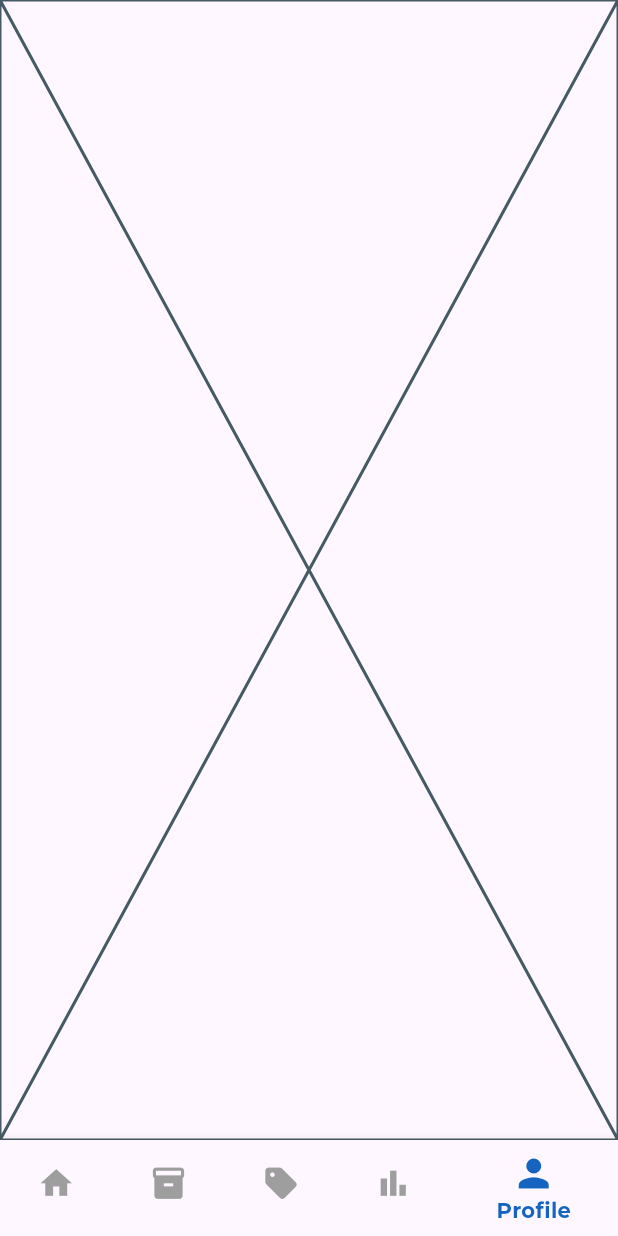
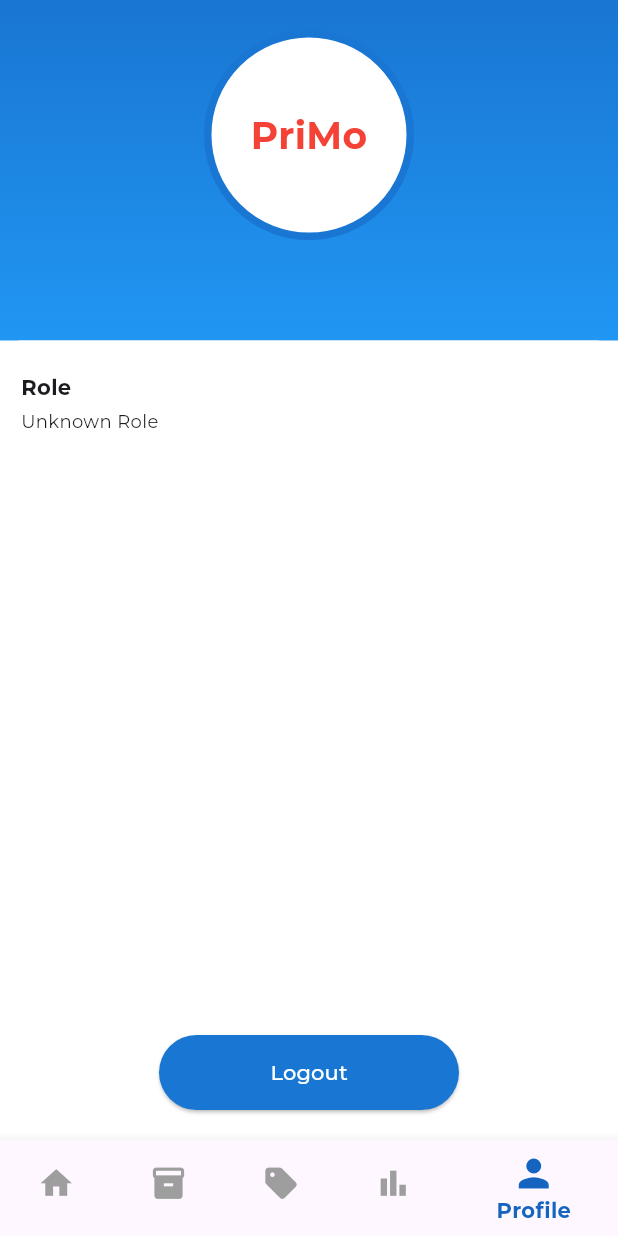
Before and after one commit to VinChriZ/primamobile, a Flutter app: the OwnerHomeScreen screen opened directly, item 5 of the bottom bar chosen, on a phone screen of 412 x 824 dp. Run offline on Flutter 3.47's test engine with Material 3 defaults, Android fonts, the phone set to English and light mode, and no system bars; our stand-ins replace bloc, device_info_plus, device_preview, dio, equatable, flutter_bloc and 3 more; missing offline and left inert: android_id, mobile_scanner; accounts and stored records are empty; network calls fail; statements that could not run were skipped; project files that could hold a hidden picture were left out.

Commit message:
add profile page and logout

```diff
--- a/lib/app/authentication/bloc/authentication_bloc.dart
+++ b/lib/app/authentication/bloc/authentication_bloc.dart
@@ -17,9 +17,10 @@ class AuthenticationBloc
   }) : super(AuthenticationInitial()) {
     on<AppStarted>(_onAppStarted);
     on<LoginButtonPressed>(_onLoginButtonPressed);
+    on<LogoutRequested>(_onLogoutRequested);
   }
 
-  void _onAppStarted(
+  Future<void> _onAppStarted(
       AppStarted event, Emitter<AuthenticationState> emit) async {
     try {
       final userSession = await userSessionRepository.getUserSession();
@@ -28,7 +29,7 @@ class AuthenticationBloc
       } else {
         emit(AuthenticationUnauthenticated());
       }
-    } catch (e) {
+    } catch (_) {
       emit(AuthenticationUnauthenticated());
     }
   }
@@ -38,12 +39,17 @@ class AuthenticationBloc
     emit(AuthenticationLoading());
 
     try {
-      await Future.delayed(const Duration(seconds: 2));
-      await loginRepository.login(event.username, event.password);
-      // Emit authenticated state
+      await loginRepository.login(
+          event.username, event.password); // Assume successful login
       emit(AuthenticationAuthenticated());
-    } catch (e) {
+    } catch (_) {
       emit(AuthenticationFailure(error: "Invalid username or password"));
     }
   }
+
+  Future<void> _onLogoutRequested(
+      LogoutRequested event, Emitter<AuthenticationState> emit) async {
+    await userSessionRepository.clearUserSession(); // Clear the user session
+    emit(AuthenticationUnauthenticated()); // Emit unauthenticated state
+  }
 }
--- a/lib/app/authentication/bloc/authentication_event.dart
+++ b/lib/app/authentication/bloc/authentication_event.dart
@@ -1,8 +1,10 @@
 part of 'authentication_bloc.dart';
 
 abstract class AuthenticationEvent extends Equatable {
+  const AuthenticationEvent();
+
   @override
-  List<Object?> get props => [];
+  List<Object> get props => [];
 }
 
 class AppStarted extends AuthenticationEvent {}
@@ -11,8 +13,10 @@ class LoginButtonPressed extends AuthenticationEvent {
   final String username;
   final String password;
 
-  LoginButtonPressed({required this.username, required this.password});
+  const LoginButtonPressed({required this.username, required this.password});
 
   @override
-  List<Object?> get props => [username, password];
+  List<Object> get props => [username, password];
 }
+
+class LogoutRequested extends AuthenticationEvent {}
--- a/lib/app/pages/home/owner_home/view/owner_home_screen.dart
+++ b/lib/app/pages/home/owner_home/view/owner_home_screen.dart
@@ -1,9 +1,13 @@
 import 'package:flutter/material.dart';
 import 'package:flutter_bloc/flutter_bloc.dart';
+import 'package:primamobile/app/authentication/bloc/authentication_bloc.dart';
 import 'package:primamobile/app/pages/home/owner_home/bloc/owner_home_bloc.dart';
 import 'package:primamobile/app/pages/home/owner_home/view/pages/home/home_page.dart';
+import 'package:primamobile/app/pages/home/owner_home/view/pages/profile/bloc/profile_bloc.dart';
+import 'package:primamobile/app/pages/home/owner_home/view/pages/profile/view/profile_page.dart';
 import 'package:primamobile/app/pages/home/owner_home/view/pages/stock/bloc/stock_bloc.dart';
 import 'package:primamobile/app/pages/home/owner_home/view/pages/stock/stock_page.dart';
+import 'package:primamobile/repository/user_repository.dart';
 
 class OwnerHomeScreen extends StatelessWidget {
   const OwnerHomeScreen({super.key});
@@ -27,7 +31,20 @@ class OwnerHomeScreen extends StatelessWidget {
           ),
           const Placeholder(),
           const Placeholder(),
-          const Placeholder(),
+          BlocProvider(
+            create: (context) => ProfileBloc(
+              userRepository: RepositoryProvider.of<UserRepository>(context),
+              authenticationBloc: BlocProvider.of<AuthenticationBloc>(context),
+            )..add(LoadProfile()),
+            child: BlocListener<AuthenticationBloc, AuthenticationState>(
+              listener: (context, state) {
+                if (state is AuthenticationUnauthenticated) {
+                  Navigator.pushReplacementNamed(context, '/login');
+                }
+              },
+              child: const ProfilePage(),
+            ),
+          )
         ];
 
         return Scaffold(
--- /dev/null
+++ b/lib/app/pages/home/owner_home/view/pages/profile/bloc/profile_bloc.dart
@@ -0,0 +1,38 @@
+import 'package:bloc/bloc.dart';
+import 'package:equatable/equatable.dart';
+import 'package:flutter_bloc/flutter_bloc.dart';
+import 'package:primamobile/repository/user_repository.dart';
+import 'package:primamobile/app/authentication/bloc/authentication_bloc.dart';
+
+part 'profile_event.dart';
+part 'profile_state.dart';
+
+class ProfileBloc extends Bloc<ProfileEvent, ProfileState> {
+  final UserRepository userRepository;
+  final AuthenticationBloc authenticationBloc;
+
+  ProfileBloc({
+    required this.userRepository,
+    required this.authenticationBloc,
+  }) : super(ProfileLoading()) {
+    on<LoadProfile>(_onLoadProfile);
+    on<Logout>(_onLogout);
+  }
+
+  Future<void> _onLoadProfile(
+      LoadProfile event, Emitter<ProfileState> emit) async {
+    try {
+      emit(ProfileLoading());
+      final name = await userRepository.getName();
+      final role = await userRepository.getRole();
+      emit(ProfileLoaded(name: name, role: role));
+    } catch (_) {
+      emit(ProfileError(message: "Failed to load profile."));
+    }
+  }
+
+  void _onLogout(Logout event, Emitter<ProfileState> emit) {
+    authenticationBloc
+        .add(LogoutRequested()); // Send logout to AuthenticationBloc
+  }
+}
--- /dev/null
+++ b/lib/app/pages/home/owner_home/view/pages/profile/bloc/profile_event.dart
@@ -0,0 +1,12 @@
+part of 'profile_bloc.dart';
+
+abstract class ProfileEvent extends Equatable {
+  const ProfileEvent();
+
+  @override
+  List<Object> get props => [];
+}
+
+class LoadProfile extends ProfileEvent {}
+
+class Logout extends ProfileEvent {}
--- /dev/null
+++ b/lib/app/pages/home/owner_home/view/pages/profile/bloc/profile_state.dart
@@ -0,0 +1,31 @@
+part of 'profile_bloc.dart';
+
+abstract class ProfileState extends Equatable {
+  const ProfileState();
+
+  @override
+  List<Object> get props => [];
+}
+
+class ProfileLoading extends ProfileState {}
+
+class ProfileLoaded extends ProfileState {
+  final String name;
+  final String role;
+
+  const ProfileLoaded({required this.name, required this.role});
+
+  @override
+  List<Object> get props => [name, role];
+}
+
+class ProfileError extends ProfileState {
+  final String message;
+
+  const ProfileError({required this.message});
+
+  @override
+  List<Object> get props => [message];
+}
+
+class ProfileLoggedOut extends ProfileState {}
--- /dev/null
+++ b/lib/app/pages/home/owner_home/view/pages/profile/view/profile_page.dart
@@ -0,0 +1,32 @@
+import 'package:flutter/material.dart';
+import 'package:flutter_bloc/flutter_bloc.dart';
+import 'package:primamobile/app/pages/home/owner_home/view/pages/profile/bloc/profile_bloc.dart';
+import 'package:primamobile/app/pages/home/owner_home/view/pages/profile/view/profile_screen.dart';
+import 'package:primamobile/repository/user_repository.dart';
+import 'package:primamobile/app/authentication/bloc/authentication_bloc.dart';
+
+class ProfilePage extends StatelessWidget {
+  const ProfilePage({super.key});
+
+  @override
+  Widget build(BuildContext context) {
+    return MultiBlocProvider(
+      providers: [
+        BlocProvider(
+          create: (context) => ProfileBloc(
+            userRepository: RepositoryProvider.of<UserRepository>(context),
+            authenticationBloc: BlocProvider.of<AuthenticationBloc>(context),
+          )..add(LoadProfile()),
+        ),
+      ],
+      child: BlocListener<AuthenticationBloc, AuthenticationState>(
+        listener: (context, state) {
+          if (state is AuthenticationUnauthenticated) {
+            Navigator.pushReplacementNamed(context, '/login');
+          }
+        },
+        child: const ProfileScreen(),
+      ),
+    );
+  }
+}
--- /dev/null
+++ b/lib/app/pages/home/owner_home/view/pages/profile/view/profile_screen.dart
@@ -0,0 +1,146 @@
+import 'package:flutter/material.dart';
+import 'package:flutter_bloc/flutter_bloc.dart';
+import 'package:primamobile/app/pages/home/owner_home/view/pages/profile/bloc/profile_bloc.dart';
+
+class ProfileScreen extends StatelessWidget {
+  const ProfileScreen({super.key});
+
+  @override
+  Widget build(BuildContext context) {
+    return SafeArea(
+      child: Scaffold(
+        backgroundColor: Colors.white,
+        body: BlocBuilder<ProfileBloc, ProfileState>(
+          builder: (profileContext, profileState) {
+            if (profileState is ProfileLoading) {
+              return const Center(child: CircularProgressIndicator());
+            } else if (profileState is ProfileLoaded) {
+              return Column(
+                children: [
+                  Expanded(
+                    child: SingleChildScrollView(
+                      child: Column(
+                        crossAxisAlignment: CrossAxisAlignment.center,
+                        children: [
+                          // Header with gradient and logo
+                          Container(
+                            width: double.infinity,
+                            decoration: BoxDecoration(
+                              gradient: LinearGradient(
+                                colors: [
+                                  Colors.blue.shade700,
+                                  Colors.blue.shade500
+                                ],
+                                begin: Alignment.topCenter,
+                                end: Alignment.bottomCenter,
+                              ),
+                            ),
+                            child: Column(
+                              children: [
+                                const SizedBox(height: 20),
+                                Container(
+                                  width: 140.0,
+                                  height: 140.0,
+                                  decoration: BoxDecoration(
+                                    shape: BoxShape.circle,
+                                    color: Colors.white,
+                                    border: Border.all(
+                                      color: Colors.blue.shade700,
+                                      width: 5.0,
+                                    ),
+                                  ),
+                                  child: const Center(
+                                    child: Text(
+                                      'PriMo',
+                                      style: TextStyle(
+                                        fontSize: 25,
+                                        fontWeight: FontWeight.bold,
+                                        color: Colors.red,
+                                      ),
+                                    ),
+                                  ),
+                                ),
+                                const SizedBox(height: 16),
+                                Text(
+                                  profileState.name,
+                                  style: const TextStyle(
+                                    fontSize: 24,
+                                    color: Colors.white,
+                                    fontWeight: FontWeight.bold,
+                                  ),
+                                  textAlign: TextAlign.center,
+                                ),
+                                const SizedBox(height: 16),
+                              ],
+                            ),
+                          ),
+                          // Profile Details Section (Role only)
+                          Container(
+                            width: double.infinity,
+                            padding: const EdgeInsets.all(14.0),
+                            decoration: const BoxDecoration(
+                              color: Colors.white,
+                              borderRadius: BorderRadius.only(
+                                topLeft: Radius.circular(14.0),
+                                topRight: Radius.circular(14.0),
+                              ),
+                            ),
+                            child: Column(
+                              crossAxisAlignment: CrossAxisAlignment.start,
+                              children: [
+                                _buildProfileItem('Role', profileState.role),
+                                const SizedBox(height: 14),
+                              ],
+                            ),
+                          ),
+                        ],
+                      ),
+                    ),
+                  ),
+                  // Logout Button
+                  Padding(
+                    padding: const EdgeInsets.all(20.0),
+                    child: ElevatedButton(
+                      onPressed: () {
+                        context.read<ProfileBloc>().add(Logout());
+                      },
+                      style: ElevatedButton.styleFrom(
+                        backgroundColor: Colors.blue.shade700,
+                        fixedSize: const Size(200, 50),
+                      ),
+                      child: const Text(
+                        "Logout",
+                        style: TextStyle(color: Colors.white),
+                      ),
+                    ),
+                  ),
+                ],
+              );
+            } else if (profileState is ProfileError) {
+              return Center(child: Text(profileState.message));
+            } else {
+              return const Center(child: Text('Unknown error occurred'));
+            }
+          },
+        ),
+      ),
+    );
+  }
+
+  Widget _buildProfileItem(String title, String value) {
+    return Padding(
+      padding: const EdgeInsets.symmetric(vertical: 7.0),
+      child: Column(
+        crossAxisAlignment: CrossAxisAlignment.start,
+        children: [
+          Text(
+            title,
+            style: const TextStyle(fontSize: 14, fontWeight: FontWeight.bold),
+          ),
+          const SizedBox(height: 4),
+          Text(value, style: const TextStyle(fontSize: 12)),
+        ],
+      ),
+    );
+  }
+}
--- a/lib/repository/user_repository.dart
+++ b/lib/repository/user_repository.dart
@@ -35,4 +35,35 @@ class UserRepository {
       rethrow;
     }
   }
+
+  // Asynchronous method to get the role as a string based on roleId
+  Future<String> getRole() async {
+    try {
+      // Fetch the current UserSession
+      final userSession = await _userSessionRepository.getUserSession();
+
+      // Get roleId from the user session
+      final int roleId = userSession.user.roleId;
+
+      // Map roleId to the corresponding role name
+      switch (roleId) {
+        case 1:
+          return 'Admin';
+        case 2:
+          return 'Owner';
+        case 3:
+          return 'Worker';
+        default:
+          return 'Unknown Role';
+      }
+    } catch (e) {
+      print('Error fetching role: $e');
+      return 'Error';
+    }
+  }
+
+  Future<String> getName() async {
+    final userSession = await _userSessionRepository.getUserSession();
+    return userSession.user.username; // Replace with your actual field
+  }
 }
```
